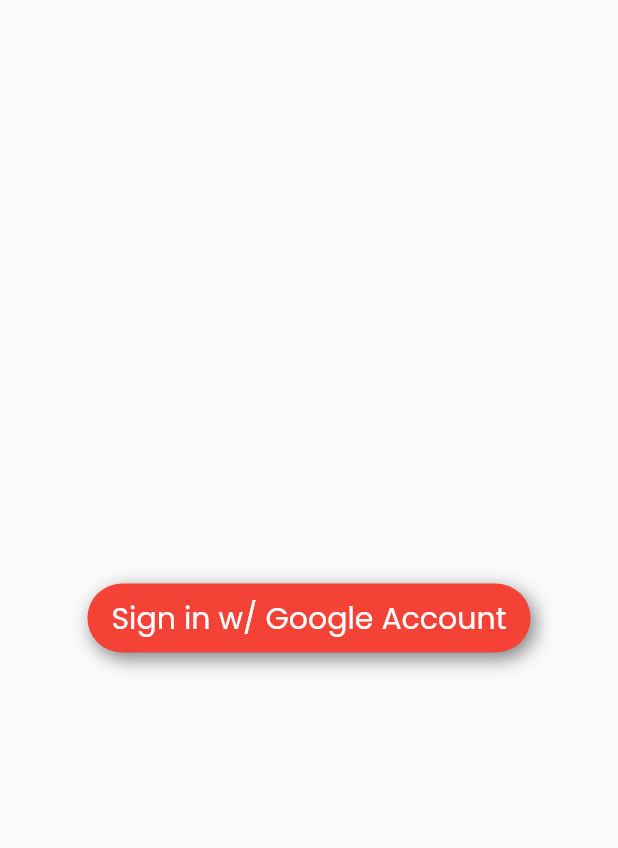
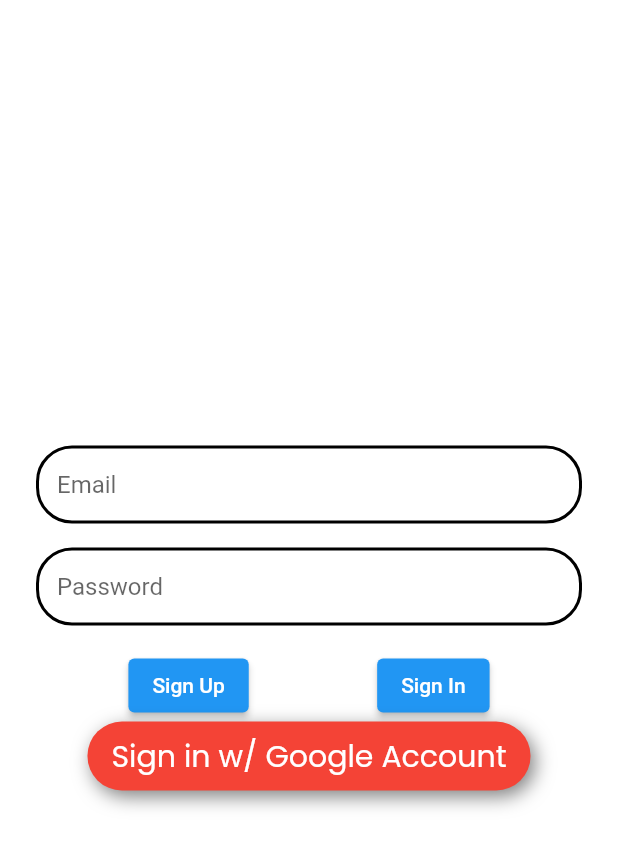
Before and after one commit to kvnrzl/simple-app-messenger, a Flutter app: the SignIn screen opened directly, after a tap on "Sign in w/ Google Account", on a phone screen of 412 x 824 dp. Shown: the top 848 px of the screen. Run offline on Flutter 3.47's test engine with Material 2 defaults, Android fonts, the phone set to English and light mode, and no system bars; our stand-ins replace cloud_firestore, firebase_auth, firebase_core, get, google_fonts, google_sign_in and 2 more; accounts and stored records are empty; network calls fail.

Commit message:
fixed signin features

```diff
--- a/lib/services/auth.dart
+++ b/lib/services/auth.dart
@@ -9,6 +9,28 @@
 
   Stream<User> getCurrentUser() {
     return _auth.authStateChanges();
+  }
+
+  Future<User> signUpWithEmailAndPassword(String email, String password) async {
+    try {
+      UserCredential userCredential = await _auth
+          .createUserWithEmailAndPassword(email: email, password: password);
+      User user = userCredential.user;
+      return user;
+    } catch (e) {
+      throw Exception(e.toString());
+    }
+  }
+
+  Future<User> signInWithEmailAndPassword(String email, String password) async {
+    try {
+      UserCredential userCredential = await _auth.signInWithEmailAndPassword(
+          email: email, password: password);
+      User user = userCredential.user;
+      return user;
+    } catch (e) {
+      throw Exception(e.toString());
+    }
   }
 
   Future<void> signInWithGoogleAccount() async {
@@ -34,7 +56,7 @@
       SharedPrefHelper().saveUserDisplayName(user.displayName);
       SharedPrefHelper().saveUserEmail(user.email);
       SharedPrefHelper().saveUserProfilePic(user.photoURL);
-      SharedPrefHelper().saveUserPhoneNumber(user.phoneNumber);
+      // SharedPrefHelper().saveUserPhoneNumber(user.phoneNumber);
 
       // 2. upload ke database kemudian kirim ke homescreen
       Map<String, dynamic> userInfoMap = {
@@ -43,7 +65,7 @@
         "userDisplayName": user.displayName,
         "userEmail": user.email,
         "userProfilePic": user.photoURL,
-        "userPhoneNumber": user.phoneNumber
+        // "userPhoneNumber": user.phoneNumber
       };
 
       DatabaseService().addUserIntoDatabase(user.uid, userInfoMap);
--- a/lib/views/chatscreen.dart
+++ b/lib/views/chatscreen.dart
@@ -143,6 +143,12 @@
   }
 
   @override
+  void dispose() {
+    messageController.dispose();
+    super.dispose();
+  }
+
+  @override
   Widget build(BuildContext context) {
     return Scaffold(
       appBar: AppBar(
--- a/lib/views/signin.dart
+++ b/lib/views/signin.dart
@@ -1,7 +1,5 @@
 import 'package:app_messanger_by_ker/services/auth.dart';
-import 'package:app_messanger_by_ker/views/home.dart';
 import 'package:flutter/material.dart';
-import 'package:get/get.dart';
 import 'package:google_fonts/google_fonts.dart';
 
 class SignIn extends StatefulWidget {
@@ -10,16 +8,76 @@
 }
 
 class _SignInState extends State<SignIn> {
+  TextEditingController emailController = TextEditingController(text: '');
+  TextEditingController passwordController = TextEditingController(text: '');
+
+  @override
+  void dispose() {
+    emailController.dispose();
+    passwordController.dispose();
+    super.dispose();
+  }
+
   @override
   Widget build(BuildContext context) {
     return Scaffold(
       body: Container(
-        child: Center(
-          child: GestureDetector(
+        child: Column(
+          mainAxisAlignment: MainAxisAlignment.center,
+          children: [
+            Container(
+              margin: EdgeInsets.symmetric(horizontal: 24),
+              padding: EdgeInsets.symmetric(horizontal: 12),
+              decoration: BoxDecoration(
+                border: Border.all(width: 2),
+                borderRadius: BorderRadius.circular(24),
+              ),
+              child: TextField(
+                controller: emailController,
+                decoration: InputDecoration(
+                  hintText: 'Email',
+                  border: InputBorder.none,
+                ),
+              ),
+            ),
+            Container(
+              margin: EdgeInsets.symmetric(horizontal: 24, vertical: 16),
+              padding: EdgeInsets.symmetric(horizontal: 12),
+              decoration: BoxDecoration(
+                border: Border.all(width: 2),
+                borderRadius: BorderRadius.circular(24),
+              ),
+              child: TextField(
+                controller: passwordController,
+                obscureText: true,
+                decoration: InputDecoration(
+                  hintText: 'Password',
+                  border: InputBorder.none,
+                ),
+              ),
+            ),
+            Row(
+              mainAxisAlignment: MainAxisAlignment.spaceEvenly,
+              children: [
+                ElevatedButton(
+                  onPressed: () {
+                    AuthService().signUpWithEmailAndPassword(
+                        emailController.text, passwordController.text);
+                  },
+                  child: Text("Sign Up"),
+                ),
+                ElevatedButton(
+                  onPressed: () {
+                    AuthService().signInWithEmailAndPassword(
+                        emailController.text, passwordController.text);
+                  },
+                  child: Text("Sign In"),
+                ),
+              ],
+            ),
+            GestureDetector(
               onTap: () {
-              AuthService().signInWithGoogleAccount().then((value) => () {
-                    Get.off(Home());
-                  });
+                AuthService().signInWithGoogleAccount();
               },
               child: Container(
                 padding: EdgeInsets.symmetric(horizontal: 16, vertical: 8),
@@ -39,6 +97,7 @@
                 ),
               ),
             ),
+          ],
         ),
       ),
     );
--- a/pubspec.yaml
+++ b/pubspec.yaml
@@ -32,6 +32,7 @@
   google_sign_in:
   random_string:
   shared_preferences:
+  provider: ^4.0.4
 
 dev_dependencies:
   flutter_test:
```
Also changed, not shown: lib/main.dart (+10 -14 lines), lib/views/home.dart (+9 -5 lines), lib/wrapper.dart (added, +13 -0 lines), lib/views/signup.dart (added), pubspec.lock. Lines whose indentation alone changed are shown as unchanged.
